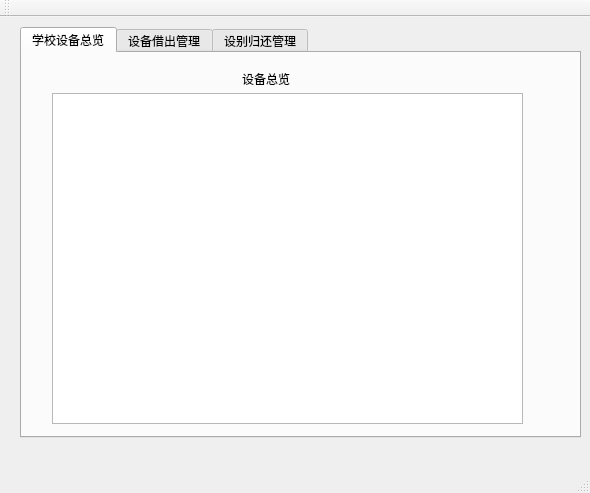
This is src/mainwindow.ui in guanqian1994/EquipmentManagementSystem as Qt 5 draws it before an edit. The edited form follows.
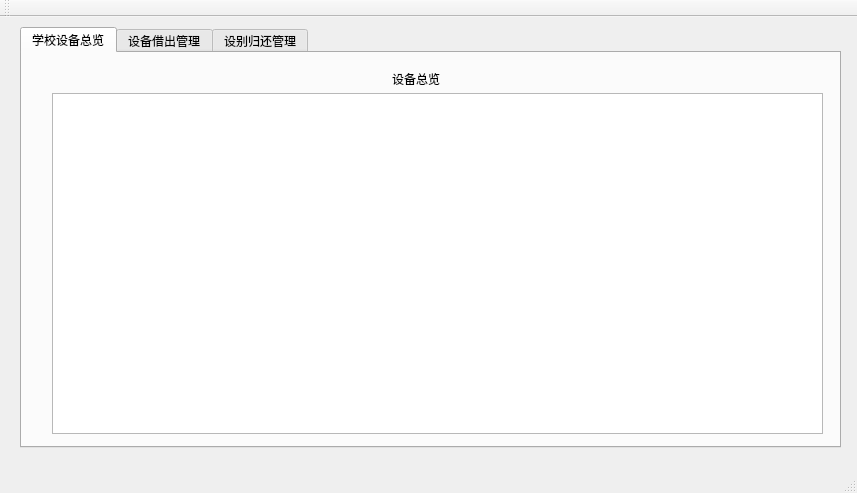
This is the edited form. The open tabs and pages were chosen to show the change.

Diff of the .ui file:
```diff
--- a/src/mainwindow.ui
+++ b/src/mainwindow.ui
@@ -6,7 +6,7 @@
    <rect>
     <x>0</x>
     <y>0</y>
-    <width>590</width>
+    <width>857</width>
     <height>493</height>
    </rect>
   </property>
@@ -19,8 +19,8 @@
      <rect>
       <x>20</x>
       <y>10</y>
-      <width>561</width>
-      <height>411</height>
+      <width>821</width>
+      <height>421</height>
      </rect>
     </property>
     <property name="currentIndex">
@@ -35,15 +35,15 @@
        <rect>
         <x>30</x>
         <y>40</y>
-        <width>471</width>
-        <height>331</height>
+        <width>771</width>
+        <height>341</height>
        </rect>
       </property>
      </widget>
      <widget class="QLabel" name="label">
       <property name="geometry">
        <rect>
-        <x>220</x>
+        <x>370</x>
         <y>20</y>
         <width>54</width>
         <height>12</height>
```
Left out of the diff: 4 changed lines with no effect on the pictures.
